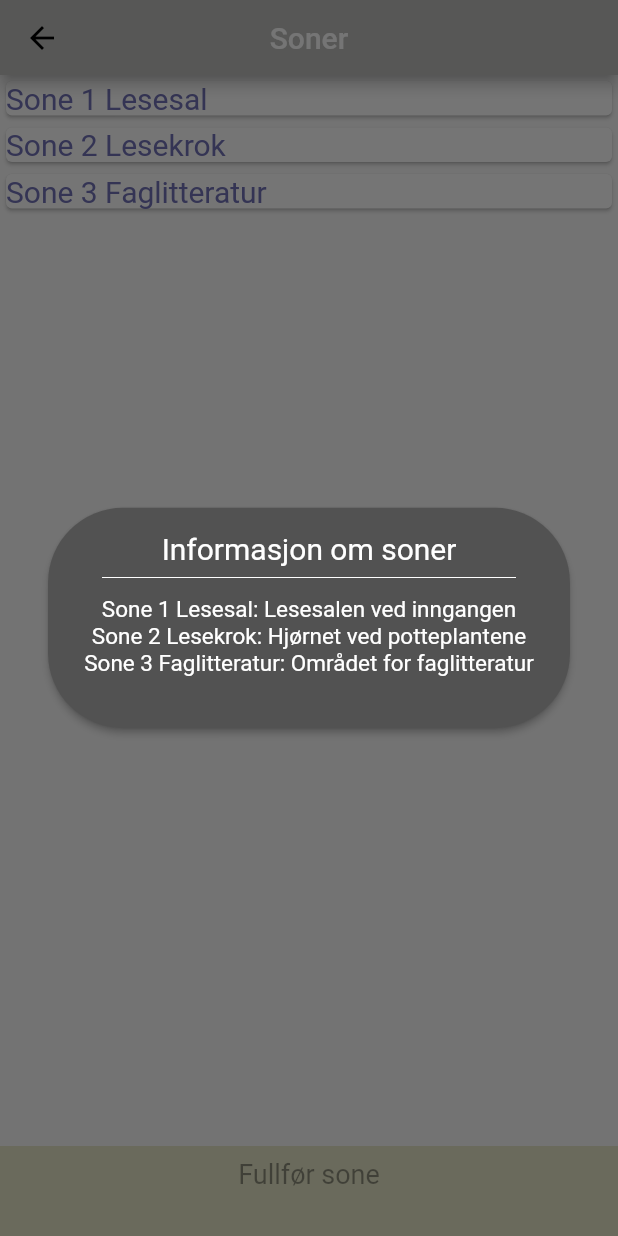
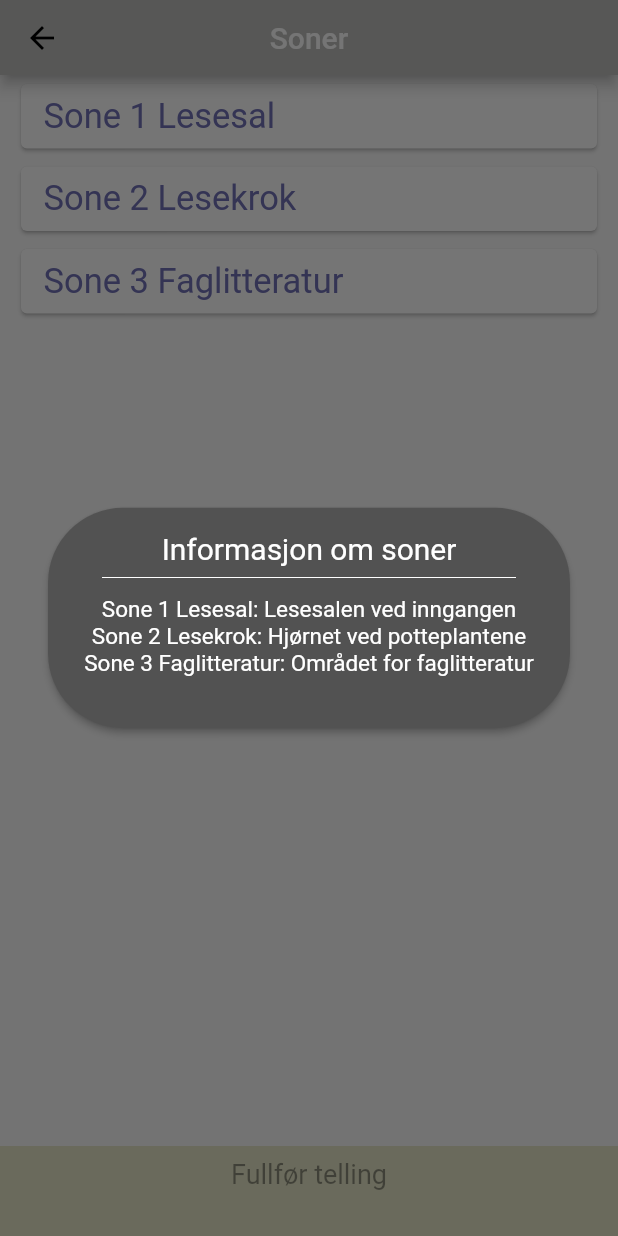
Before and after one commit to zaktaw/DATA3900-Bacheloroppgave, a Flutter app: the Zone screen opened directly with empty values, after a tap on the "info outline" icon, on a phone screen of 412 x 824 dp. Run offline on Flutter 3.47's test engine with Material 2 defaults, Android fonts, the phone set to English and light mode, and no system bars; our stand-ins replace fluttertoast, hive, hive_flutter; missing offline and left inert: dart:html; accounts and stored records are empty.

Commit message:
changes to zone cards

```diff
--- a/lib/activity_page/activity_bottombar.dart
+++ b/lib/activity_page/activity_bottombar.dart
@@ -1,8 +1,6 @@
 import 'package:bacheloroppgave/resources/app_theme.dart';
 import 'package:flutter/material.dart';
 import '../models/TttEntries.dart';
-
-const String FINISH_ZONE = "Fullfør sone";
 
 class ActivityBottombar extends StatelessWidget {
   ActivityBottombar(
@@ -28,7 +26,7 @@ class ActivityBottombar extends StatelessWidget {
           padding: EdgeInsets.only(top: 8.0),
           child: Column(
             children: <Widget>[
-              Text(FINISH_ZONE,
+              Text(buttonText,
                   style: TextStyle(fontSize: ACTIVITY_BOTTOMBAR_FONTSIZE,
                       color: checkIfAllZonesAreCounted() ? TEXT_COLOR_BLACK : color)),
             ],
--- a/lib/zone_page/zone.dart
+++ b/lib/zone_page/zone.dart
@@ -12,7 +12,7 @@ import 'package:fluttertoast/fluttertoast.dart';
 import '../models/TttEntries.dart';
 import 'package:hive/hive.dart';
 
-const String zone_toast = 'This is a toast!';
+const String zone_toast = 'Du må fullføre alle soner før du sender inn telling!';
 const String zone_confirm = 'Fullfør telling';
 
 class Zone extends StatefulWidget {
--- a/lib/zone_page/zone_card.dart
+++ b/lib/zone_page/zone_card.dart
@@ -2,6 +2,7 @@
 
 import 'package:bacheloroppgave/local_storage_hive/TttEntriesBox.dart';
 import 'package:bacheloroppgave/models/TttEntry.dart';
+import 'package:bacheloroppgave/resources/app_theme.dart';
 import 'package:flutter/material.dart';
 import '../models/TttEntries.dart';
 import 'package:fluttertoast/fluttertoast.dart';
@@ -23,20 +24,27 @@ class ZoneCard extends StatelessWidget {
 
   @override
   Widget build(BuildContext context) {
-    return Card(
+    return Container(
+      margin: EdgeInsets.fromLTRB(10, 2, 10, 2),
+      child:Card(
         child: Row(
           children: [
             Expanded(
                 flex: 5,
                 child: InkWell(
+                  child: Container(
+                    decoration: BoxDecoration(
+                      borderRadius: BorderRadius.circular(BOX_BORDER_RADIUS)
+                    ),
+                    margin: EdgeInsets.fromLTRB(15, 8, 15, 8),
                       child: Text(
                         zone_name,
                         style: TextStyle(
-                      fontSize: 20,
+                            fontSize: 23,
                             color: checkIfCounted(zone_index)
                                 ? Colors.green
                                 : Color.fromARGB(255, 114, 114, 182)),
-                ),
+                      )),
                   onTap: () => navigateToActivityPage(context),
                   onLongPress: () => Fluttertoast.showToast(
                       msg: zone_name + ': ' + zone_info, // message
@@ -44,10 +52,11 @@ class ZoneCard extends StatelessWidget {
                       gravity: ToastGravity.CENTER, // location
                       timeInSecForIosWeb: 5 // duration,
                       ),
-              ))
+                )
+            )
         ],
       ),
-    );
+    ));
   }
 
   bool checkIfCounted(int index) {
```
Also changed, not shown: flutter_01.png (added), lib/home_screen/homescreen_button.dart (line endings or trailing spaces). Lines whose indentation alone changed are shown as unchanged.
